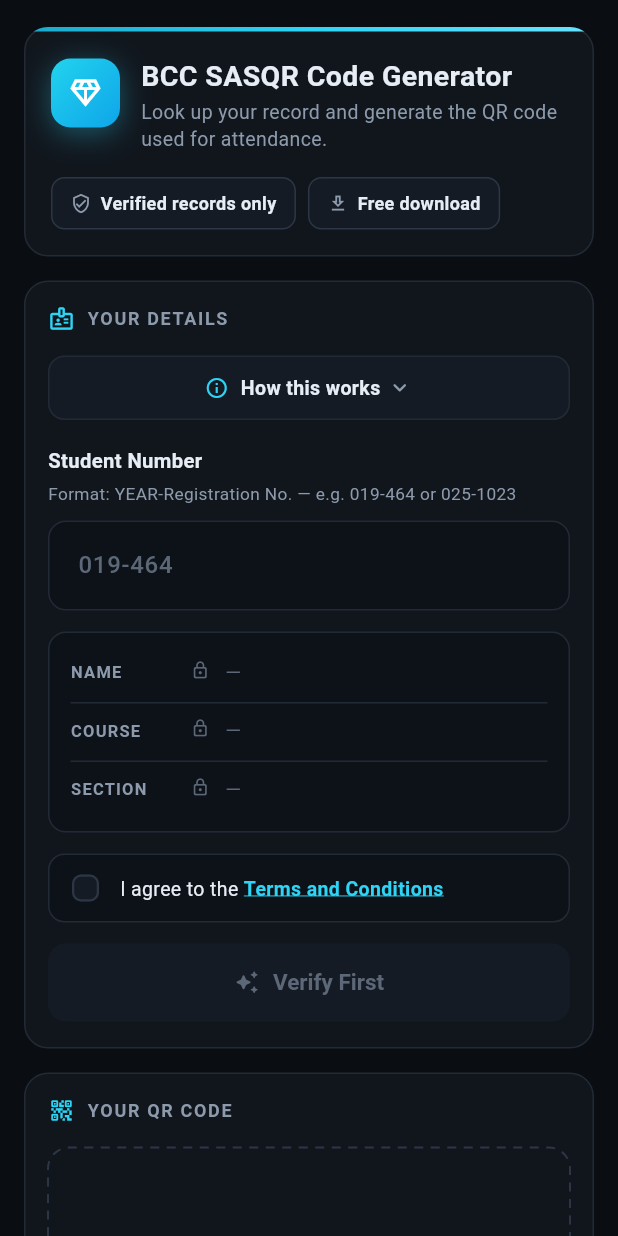
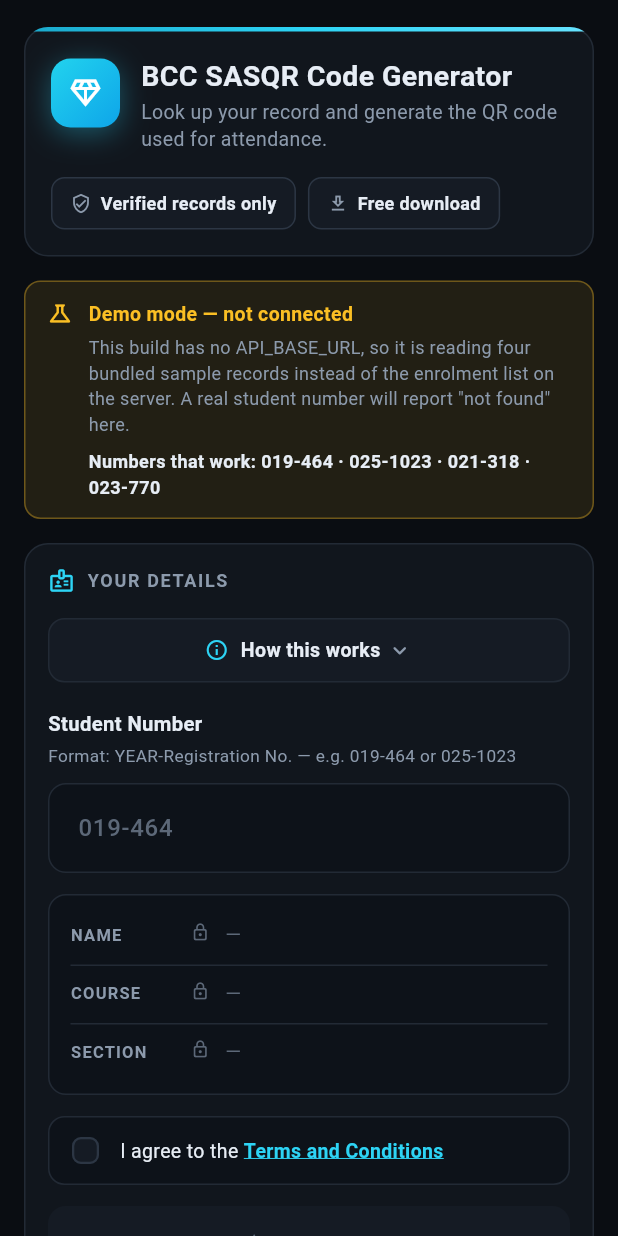
Before and after one commit to YujiroGitHuB/bccsasqr, a Flutter app: the screen it shows after launch, on a phone screen of 412 x 824 dp. Run offline on Flutter 3.47's test engine with Material 3 defaults, Android fonts, the phone set to English and light mode, and no system bars; our stand-ins replace qr_flutter, share_plus.

Commit message:
Say when the app is running on demo records, and allow cleartext in debug
Two things made a correctly configured API look broken.

A build with no API_BASE_URL falls back to four bundled sample records
and then answers a real student number with "No verified record matches
that student number" — word for word what a genuinely unknown number
gets. The API is never called, and nothing on screen says so. There is
now a notice naming the four numbers that do work, driven by which
repository is actually in use rather than by the dart-define, so a test
that injects its own repository is not told it is offline.

Android 9+ refuses cleartext http:// by default, which kills a debug
build pointed at XAMPP before a packet leaves the phone. The config is
in src/debug/ and names only development hosts, so a release build keeps
Android's refusal.

Verified on a TECNO LH8n over adb reverse: GET /api/v1/students/025-571
returned 200 and the screen showed the record from the database.

Co-Authored-By: Claude Opus 5 <noreply@anthropic.com>

```diff
--- a/bccsasqr-mobile/bccsasqr_app/lib/core/constants/app_strings.dart
+++ b/bccsasqr-mobile/bccsasqr_app/lib/core/constants/app_strings.dart
@@ -51,6 +51,13 @@ abstract final class AppStrings {
       'No verified record matches that student number.';
   static const String errorLookupFailed =
       'We could not reach the records service. Try again in a moment.';
+  static const String demoModeTitle = 'Demo mode — not connected';
+  static const String demoModeBody =
+      'This build has no API_BASE_URL, so it is reading four bundled sample '
+      'records instead of the enrolment list on the server. A real student '
+      'number will report "not found" here.';
+  static const String demoModeNumbers = 'Numbers that work:';
+
   static const String errorGenerateFailed =
       'Could not generate your QR code. Try again in a moment.';
 
--- a/bccsasqr-mobile/bccsasqr_app/lib/services/student_repository.dart
+++ b/bccsasqr-mobile/bccsasqr_app/lib/services/student_repository.dart
@@ -82,6 +82,12 @@ class InMemoryStudentRepository implements StudentRepository {
     },
   ];
 
+  /// The seeded numbers, so the demo-mode banner can name them rather than
+  /// leaving whoever is testing to guess.
+  static List<String> get sampleNumbers => [
+    for (final json in _rawRecords) json['student_number'] as String,
+  ];
+
   @override
   Future<StudentRecord?> findByStudentNumber(StudentNumber number) async {
     await Future<void>.delayed(latency);
--- a/bccsasqr-mobile/bccsasqr_app/lib/views/qr_generator_page.dart
+++ b/bccsasqr-mobile/bccsasqr_app/lib/views/qr_generator_page.dart
@@ -12,6 +12,7 @@ import '../services/qr_export_service.dart';
 import '../services/student_repository.dart';
 import 'widgets/app_footer.dart';
 import 'widgets/app_header_card.dart';
+import 'widgets/demo_mode_banner.dart';
 import 'widgets/details_panel.dart';
 import 'widgets/qr_preview_panel.dart';
 
@@ -196,6 +197,11 @@ class _QrGeneratorPageState extends State<QrGeneratorPage> {
                       crossAxisAlignment: CrossAxisAlignment.stretch,
                       children: [
                         const AppHeaderCard(),
+                        // Renders nothing when a backend was supplied.
+                        DemoModeBanner(
+                          active:
+                              widget.repository is InMemoryStudentRepository,
+                        ),
                         const SizedBox(height: 16),
                         if (wide)
                           IntrinsicHeight(
--- /dev/null
+++ b/bccsasqr-mobile/bccsasqr_app/lib/views/widgets/demo_mode_banner.dart
@@ -0,0 +1,88 @@
+import 'package:flutter/material.dart';
+
+import '../../core/constants/app_strings.dart';
+import '../../core/theme/app_colors.dart';
+import '../../services/student_repository.dart';
+
+/// Says out loud that the app is running on bundled demo records.
+///
+/// Without this the fallback lies. A build with no `API_BASE_URL` answers a
+/// real student number with "No verified record matches that student number"
+/// — the same message a genuinely unknown number gets — so the obvious
+/// conclusion is that the API is broken, when in fact the app never called it.
+///
+/// Renders nothing at all when the app is talking to a real backend.
+///
+/// [active] is decided by which repository is actually in use, not by whether
+/// `API_BASE_URL` was defined — a test that injects its own repository is
+/// connected to something real as far as the screen is concerned, and must not
+/// be told otherwise.
+class DemoModeBanner extends StatelessWidget {
+  const DemoModeBanner({super.key, required this.active});
+
+  final bool active;
+
+  @override
+  Widget build(BuildContext context) {
+    if (!active) return const SizedBox.shrink();
+
+    return Container(
+      margin: const EdgeInsets.only(top: 16),
+      padding: const EdgeInsets.symmetric(horizontal: 14, vertical: 12),
+      decoration: BoxDecoration(
+        color: AppColors.warning.withValues(alpha: 0.10),
+        borderRadius: BorderRadius.circular(11),
+        border: Border.all(color: AppColors.warning.withValues(alpha: 0.35)),
+      ),
+      child: Row(
+        crossAxisAlignment: CrossAxisAlignment.start,
+        children: [
+          const Icon(
+            Icons.science_outlined,
+            size: 18,
+            color: AppColors.warning,
+          ),
+          const SizedBox(width: 10),
+          Expanded(
+            child: Column(
+              crossAxisAlignment: CrossAxisAlignment.start,
+              children: [
+                const Text(
+                  AppStrings.demoModeTitle,
+                  style: TextStyle(
+                    fontSize: 13,
+                    fontWeight: FontWeight.w700,
+                    color: AppColors.warning,
+                  ),
+                ),
+                const SizedBox(height: 4),
+                const Text(
+                  AppStrings.demoModeBody,
+                  style: TextStyle(
+                    fontSize: 12,
+                    height: 1.45,
+                    color: AppColors.textSecondary,
+                  ),
+                ),
+                const SizedBox(height: 8),
+                // The numbers that actually work here, so whoever is testing
+                // is not left guessing which ones are seeded.
+                Text(
+                  '${AppStrings.demoModeNumbers} '
+                  '${InMemoryStudentRepository.sampleNumbers.join(' · ')}',
+                  style: const TextStyle(
+                    fontSize: 12,
+                    height: 1.45,
+                    fontWeight: FontWeight.w600,
+                    letterSpacing: 0.3,
+                    color: AppColors.textPrimary,
+                  ),
+                ),
+              ],
+            ),
+          ),
+        ],
+      ),
+    );
+  }
+}
```
Also changed, not shown: 3 other files.
